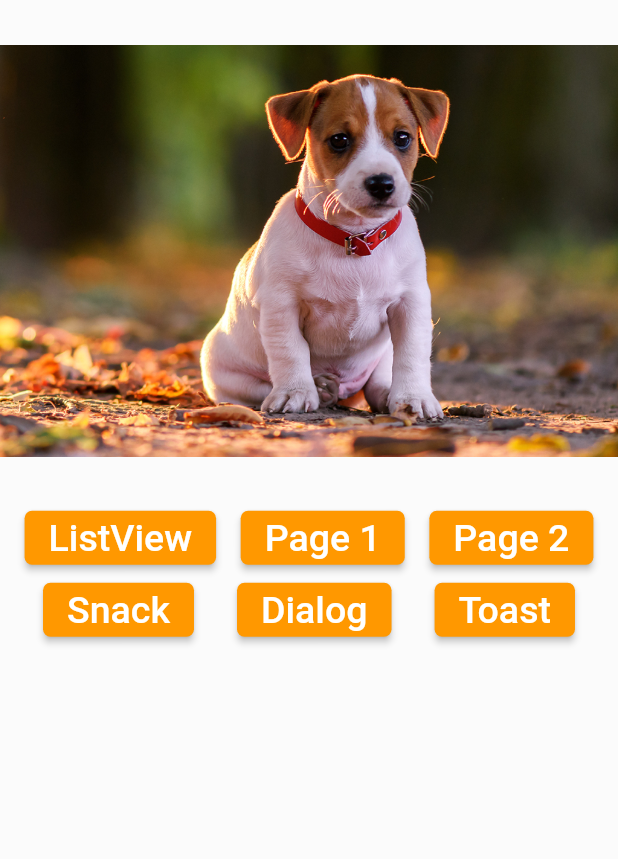
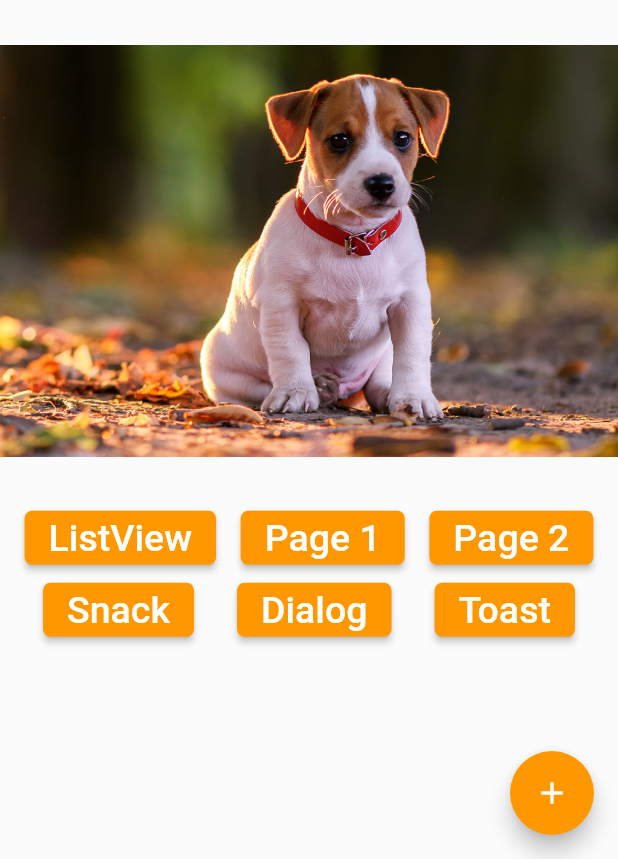
Before and after one commit to EduardoLevandoski/FlutterPracticeApplication, a Flutter app: the screen it shows after launch, on a phone screen of 412 x 824 dp, the part 377-1236 px from its top. Run offline on Flutter 3.47's test engine with Material 2 defaults, Android fonts, the phone set to English and light mode, and no system bars; our stand-ins replace fluttertoast.

Commit message:
floating action button implementation

```diff
--- a/lib/home_page.dart
+++ b/lib/home_page.dart
@@ -19,7 +19,18 @@ class HomePage extends StatelessWidget {
         centerTitle: true,
       ),
       body: _body(context),
+      floatingActionButton: FloatingActionButton(
+        onPressed: () => _onClickFab(),
+        backgroundColor: Colors.orange,
+        child: const Icon(Icons.add),
+      ),
     );
+  }
+}
+
+_onClickFab() {
+  if (kDebugMode) {
+    print("Add");
   }
 }
 
```
